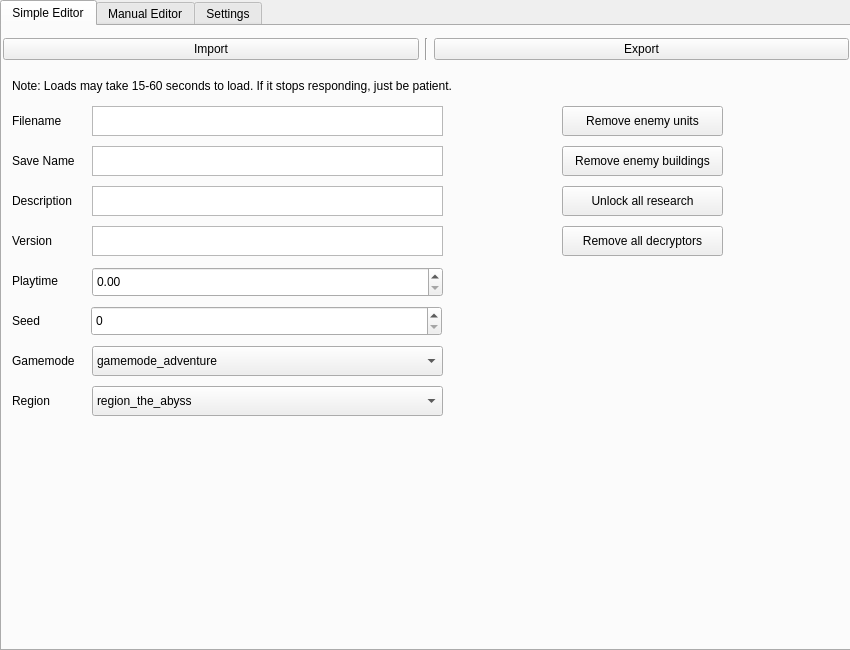
Femboy-Airlines/VecEdit, file main_window.ui: the form before one commit.
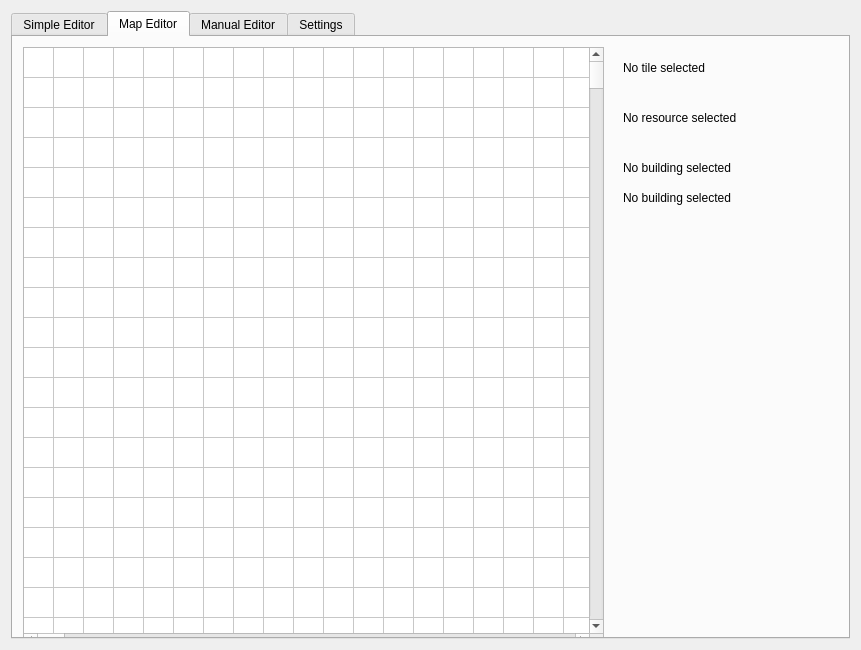
The form after the commit. The open tabs and pages were chosen to show the change.

Commit message: Created framework for map editor

Patch:
```diff
--- a/main_window.ui
+++ b/main_window.ui
@@ -6,7 +6,7 @@
    <rect>
     <x>0</x>
     <y>0</y>
-    <width>850</width>
+    <width>861</width>
     <height>650</height>
    </rect>
   </property>
@@ -19,15 +19,9 @@
   <property name="windowTitle">
    <string>Form</string>
   </property>
+  <layout class="QGridLayout" name="gridLayout">
+   <item row="0" column="0">
   <widget class="QTabWidget" name="Tabs">
-   <property name="geometry">
-    <rect>
-     <x>0</x>
-     <y>0</y>
-     <width>851</width>
-     <height>651</height>
-    </rect>
-   </property>
    <property name="currentIndex">
     <number>0</number>
    </property>
@@ -192,9 +186,9 @@
     <widget class="QWidget" name="gridLayoutWidget">
      <property name="geometry">
       <rect>
-       <x>1</x>
+         <x>-1</x>
        <y>8</y>
-       <width>846</width>
+         <width>831</width>
        <height>31</height>
       </rect>
      </property>
@@ -347,6 +341,1067 @@
      </property>
     </widget>
    </widget>
+     <widget class="QWidget" name="MapTab">
+      <attribute name="title">
+       <string>Map Editor</string>
+      </attribute>
+      <widget class="QWidget" name="infoDisplay" native="true">
+       <property name="geometry">
+        <rect>
+         <x>600</x>
+         <y>0</y>
+         <width>221</width>
+         <height>611</height>
+        </rect>
+       </property>
+       <widget class="QLabel" name="buildingDisplay">
+        <property name="geometry">
+         <rect>
+          <x>10</x>
+          <y>120</y>
+          <width>161</width>
+          <height>21</height>
+         </rect>
+        </property>
+        <property name="text">
+         <string>No building selected</string>
+        </property>
+       </widget>
+       <widget class="QLabel" name="coordsDisplay">
+        <property name="geometry">
+         <rect>
+          <x>10</x>
+          <y>20</y>
+          <width>161</width>
+          <height>21</height>
+         </rect>
+        </property>
+        <property name="text">
+         <string>No tile selected</string>
+        </property>
+       </widget>
+       <widget class="QLabel" name="resourceDisplay">
+        <property name="geometry">
+         <rect>
+          <x>10</x>
+          <y>70</y>
+          <width>161</width>
+          <height>21</height>
+         </rect>
+        </property>
+        <property name="text">
+         <string>No resource selected</string>
+        </property>
+       </widget>
+       <widget class="QLabel" name="factionDisplay">
+        <property name="geometry">
+         <rect>
+          <x>10</x>
+          <y>150</y>
+          <width>161</width>
+          <height>21</height>
+         </rect>
+        </property>
+        <property name="text">
+         <string>No building selected</string>
+        </property>
+       </widget>
+      </widget>
+      <widget class="QTableWidget" name="mapTable">
+       <property name="geometry">
+        <rect>
+         <x>10</x>
+         <y>10</y>
+         <width>581</width>
+         <height>601</height>
+        </rect>
+       </property>
+       <property name="dragEnabled">
+        <bool>true</bool>
+       </property>
+       <property name="rowCount">
+        <number>480</number>
+       </property>
+       <property name="columnCount">
+        <number>480</number>
+       </property>
+       <attribute name="horizontalHeaderVisible">
+        <bool>false</bool>
+       </attribute>
+       <attribute name="horizontalHeaderDefaultSectionSize">
+        <number>30</number>
+       </attribute>
+       <attribute name="horizontalHeaderMinimumSectionSize">
+        <number>5</number>
+       </attribute>
+       <attribute name="verticalHeaderVisible">
+        <bool>false</bool>
+       </attribute>
+       <attribute name="verticalHeaderMinimumSectionSize">
+        <number>5</number>
+       </attribute>
+       <row/>
+       <row/>
+       <row/>
+       <row/>
+       <row/>
+       <row/>
+       <row/>
+       <row/>
+       <row/>
+       <row/>
+       <row/>
+       <row/>
+       <row/>
+       <row/>
+       <row/>
+       <row/>
+       <row/>
+       <row/>
+       <row/>
+       <row/>
+       <row/>
+       <row/>
+       <row/>
+       <row/>
+       <row/>
+       <row/>
+       <row/>
+       <row/>
+       <row/>
+       <row/>
+       <row/>
+       <row/>
+       <row/>
+       <row/>
+       <row/>
+       <row/>
+       <row/>
+       <row/>
+       <row/>
+       <row/>
+       <row/>
+       <row/>
+       <row/>
+       <row/>
+       <row/>
+       <row/>
+       <row/>
+       <row/>
+       <row/>
+       <row/>
+       <row/>
+       <row/>
+       <row/>
+       <row/>
+       <row/>
+       <row/>
+       <row/>
+       <row/>
+       <row/>
+       <row/>
+       <row/>
+       <row/>
+       <row/>
+       <row/>
+       <row/>
+       <row/>
+       <row/>
+       <row/>
+       <row/>
+       <row/>
+       <row/>
+       <row/>
+       <row/>
+       <row/>
+       <row/>
+       <row/>
+       <row/>
+       <row/>
+       <row/>
+       <row/>
+       <row/>
+       <row/>
+       <row/>
+       <row/>
+       <row/>
+       <row/>
+       <row/>
+       <row/>
+       <row/>
+       <row/>
+       <row/>
+       <row/>
+       <row/>
+       <row/>
+       <row/>
+       <row/>
+       <row/>
+       <row/>
+       <row/>
+       <row/>
+       <row/>
+       <row/>
+       <row/>
+       <row/>
+       <row/>
+       <row/>
+       <row/>
+       <row/>
+       <row/>
+       <row/>
+       <row/>
+       <row/>
+       <row/>
+       <row/>
+       <row/>
+       <row/>
+       <row/>
+       <row/>
+       <row/>
+       <row/>
+       <row/>
+       <row/>
+       <row/>
+       <row/>
+       <row/>
+       <row/>
+       <row/>
+       <row/>
+       <row/>
+       <row/>
+       <row/>
+       <row/>
+       <row/>
+       <row/>
+       <row/>
+       <row/>
+       <row/>
+       <row/>
+       <row/>
+       <row/>
+       <row/>
+       <row/>
+       <row/>
+       <row/>
+       <row/>
+       <row/>
+       <row/>
+       <row/>
+       <row/>
+       <row/>
+       <row/>
+       <row/>
+       <row/>
+       <row/>
+       <row/>
+       <row/>
+       <row/>
+       <row/>
+       <row/>
+       <row/>
+       <row/>
+       <row/>
+       <row/>
+       <row/>
+       <row/>
+       <row/>
+       <row/>
+       <row/>
+       <row/>
+       <row/>
+       <row/>
+       <row/>
+       <row/>
+       <row/>
+       <row/>
+       <row/>
+       <row/>
+       <row/>
+       <row/>
+       <row/>
+       <row/>
+       <row/>
+       <row/>
+       <row/>
+       <row/>
+       <row/>
+       <row/>
+       <row/>
+       <row/>
+       <row/>
+       <row/>
+       <row/>
+       <row/>
+       <row/>
+       <row/>
+       <row/>
+       <row/>
+       <row/>
+       <row/>
+       <row/>
+       <row/>
+       <row/>
+       <row/>
+       <row/>
+       <row/>
+       <row/>
+       <row/>
+       <row/>
+       <row/>
+       <row/>
+       <row/>
+       <row/>
+       <row/>
+       <row/>
+       <row/>
+       <row/>
+       <row/>
+       <row/>
+       <row/>
+       <row/>
+       <row/>
+       <row/>
+       <row/>
+       <row/>
+       <row/>
+       <row/>
+       <row/>
+       <row/>
+       <row/>
+       <row/>
+       <row/>
+       <row/>
+       <row/>
+       <row/>
+       <row/>
+       <row/>
+       <row/>
+       <row/>
+       <row/>
+       <row/>
+       <row/>
+       <row/>
+       <row/>
+       <row/>
+       <row/>
+       <row/>
+       <row/>
+       <row/>
+       <row/>
+       <row/>
+       <row/>
+       <row/>
+       <row/>
+       <row/>
+       <row/>
+       <row/>
+       <row/>
+       <row/>
+       <row/>
+       <row/>
+       <row/>
+       <row/>
+       <row/>
+       <row/>
+       <row/>
+       <row/>
+       <row/>
+       <row/>
+       <row/>
+       <row/>
+       <row/>
+       <row/>
+       <row/>
+       <row/>
+       <row/>
+       <row/>
+       <row/>
+       <row/>
+       <row/>
+       <row/>
+       <row/>
+       <row/>
+       <row/>
+       <row/>
+       <row/>
+       <row/>
+       <row/>
+       <row/>
+       <row/>
+       <row/>
+       <row/>
+       <row/>
+       <row/>
+       <row/>
+       <row/>
+       <row/>
+       <row/>
+       <row/>
+       <row/>
+       <row/>
+       <row/>
+       <row/>
+       <row/>
+       <row/>
+       <row/>
+       <row/>
+       <row/>
+       <row/>
+       <row/>
+       <row/>
+       <row/>
+       <row/>
+       <row/>
+       <row/>
+       <row/>
+       <row/>
+       <row/>
+       <row/>
+       <row/>
+       <row/>
+       <row/>
+       <row/>
+       <row/>
+       <row/>
+       <row/>
+       <row/>
+       <row/>
+       <row/>
+       <row/>
+       <row/>
+       <row/>
+       <row/>
+       <row/>
+       <row/>
+       <row/>
+       <row/>
+       <row/>
+       <row/>
+       <row/>
+       <row/>
+       <row/>
+       <row/>
+       <row/>
+       <row/>
+       <row/>
+       <row/>
+       <row/>
+       <row/>
+       <row/>
+       <row/>
+       <row/>
+       <row/>
+       <row/>
+       <row/>
+       <row/>
+       <row/>
+       <row/>
+       <row/>
+       <row/>
+       <row/>
+       <row/>
+       <row/>
+       <row/>
+       <row/>
+       <row/>
+       <row/>
+       <row/>
+       <row/>
+       <row/>
+       <row/>
+       <row/>
+       <row/>
+       <row/>
+       <row/>
+       <row/>
+       <row/>
+       <row/>
+       <row/>
+       <row/>
+       <row/>
+       <row/>
+       <row/>
+       <row/>
+       <row/>
+       <row/>
+       <row/>
+       <row/>
+       <row/>
+       <row/>
+       <row/>
+       <row/>
+       <row/>
+       <row/>
+       <row/>
+       <row/>
+       <row/>
+       <row/>
+       <row/>
+       <row/>
+       <row/>
+       <row/>
+       <row/>
+       <row/>
+       <row/>
+       <row/>
+       <row/>
+       <row/>
+       <row/>
+       <row/>
+       <row/>
+       <row/>
+       <row/>
+       <row/>
+       <row/>
+       <row/>
+       <row/>
+       <row/>
+       <row/>
+       <row/>
+       <row/>
+       <row/>
+       <row/>
+       <row/>
+       <row/>
+       <row/>
+       <row/>
+       <row/>
+       <row/>
+       <row/>
+       <row/>
+       <row/>
+       <row/>
+       <row/>
+       <row/>
+       <row/>
+       <row/>
+       <row/>
+       <row/>
+       <row/>
+       <row/>
+       <row/>
+       <row/>
+       <row/>
+       <row/>
+       <row/>
+       <row/>
+       <row/>
+       <row/>
+       <row/>
+       <row/>
+       <row/>
+       <row/>
+       <row/>
+       <row/>
+       <row/>
+       <row/>
+       <row/>
+       <row/>
+       <row/>
+       <row/>
+       <row/>
+       <row/>
+       <row/>
+       <row/>
+       <row/>
+       <row/>
+       <row/>
+       <row/>
+       <row/>
+       <row/>
+       <row/>
+       <row/>
+       <row/>
+       <row/>
+       <row/>
+       <row/>
+       <row/>
+       <row/>
+       <row/>
+       <row/>
+       <column/>
+       <column/>
+       <column/>
+       <column/>
+       <column/>
+       <column/>
+       <column/>
+       <column/>
+       <column/>
+       <column/>
+       <column/>
+       <column/>
+       <column/>
+       <column/>
+       <column/>
+       <column/>
+       <column/>
+       <column/>
+       <column/>
+       <column/>
+       <column/>
+       <column/>
+       <column/>
+       <column/>
+       <column/>
+       <column/>
+       <column/>
+       <column/>
+       <column/>
+       <column/>
+       <column/>
+       <column/>
+       <column/>
+       <column/>
+       <column/>
+       <column/>
+       <column/>
+       <column/>
+       <column/>
+       <column/>
+       <column/>
+       <column/>
+       <column/>
+       <column/>
+       <column/>
+       <column/>
+       <column/>
+       <column/>
+       <column/>
+       <column/>
+       <column/>
+       <column/>
+       <column/>
+       <column/>
+       <column/>
+       <column/>
+       <column/>
+       <column/>
+       <column/>
+       <column/>
+       <column/>
+       <column/>
+       <column/>
+       <column/>
+       <column/>
+       <column/>
+       <column/>
+       <column/>
+       <column/>
+       <column/>
+       <column/>
+       <column/>
+       <column/>
+       <column/>
+       <column/>
+       <column/>
+       <column/>
+       <column/>
+       <column/>
+       <column/>
+       <column/>
+       <column/>
+       <column/>
+       <column/>
+       <column/>
+       <column/>
+       <column/>
+       <column/>
+       <column/>
+       <column/>
+       <column/>
+       <column/>
+       <column/>
+       <column/>
+       <column/>
+       <column/>
+       <column/>
+       <column/>
+       <column/>
+       <column/>
+       <column/>
+       <column/>
+       <column/>
+       <column/>
+       <column/>
+       <column/>
+       <column/>
+       <column/>
+       <column/>
+       <column/>
+       <column/>
+       <column/>
+       <column/>
+       <column/>
+       <column/>
+       <column/>
+       <column/>
+       <column/>
+       <column/>
+       <column/>
+       <column/>
+       <column/>
+       <column/>
+       <column/>
+       <column/>
+       <column/>
+       <column/>
+       <column/>
+       <column/>
+       <column/>
+       <column/>
+       <column/>
+       <column/>
+       <column/>
+       <column/>
+       <column/>
+       <column/>
+       <column/>
+       <column/>
+       <column/>
+       <column/>
+       <column/>
+       <column/>
+       <column/>
+       <column/>
+       <column/>
+       <column/>
+       <column/>
+       <column/>
+       <column/>
+       <column/>
+       <column/>
+       <column/>
+       <column/>
+       <column/>
+       <column/>
+       <column/>
+       <column/>
+       <column/>
+       <column/>
+       <column/>
+       <column/>
+       <column/>
+       <column/>
+       <column/>
+       <column/>
+       <column/>
+       <column/>
+       <column/>
+       <column/>
+       <column/>
+       <column/>
+       <column/>
+       <column/>
+       <column/>
+       <column/>
+       <column/>
+       <column/>
+       <column/>
+       <column/>
+       <column/>
+       <column/>
+       <column/>
+       <column/>
+       <column/>
+       <column/>
+       <column/>
+       <column/>
+       <column/>
+       <column/>
+       <column/>
+       <column/>
+       <column/>
+       <column/>
+       <column/>
+       <column/>
+       <column/>
+       <column/>
+       <column/>
+       <column/>
+       <column/>
+       <column/>
+       <column/>
+       <column/>
+       <column/>
+       <column/>
+       <column/>
+       <column/>
+       <column/>
+       <column/>
+       <column/>
+       <column/>
+       <column/>
+       <column/>
+       <column/>
+       <column/>
+       <column/>
+       <column/>
+       <column/>
+       <column/>
+       <column/>
+       <column/>
+       <column/>
+       <column/>
+       <column/>
+       <column/>
+       <column/>
+       <column/>
+       <column/>
+       <column/>
+       <column/>
+       <column/>
+       <column/>
+       <column/>
+       <column/>
+       <column/>
+       <column/>
+       <column/>
+       <column/>
+       <column/>
+       <column/>
+       <column/>
+       <column/>
+       <column/>
+       <column/>
+       <column/>
+       <column/>
+       <column/>
+       <column/>
+       <column/>
+       <column/>
+       <column/>
+       <column/>
+       <column/>
+       <column/>
+       <column/>
+       <column/>
+       <column/>
+       <column/>
+       <column/>
+       <column/>
+       <column/>
+       <column/>
+       <column/>
+       <column/>
+       <column/>
+       <column/>
+       <column/>
+       <column/>
+       <column/>
+       <column/>
+       <column/>
+       <column/>
+       <column/>
+       <column/>
+       <column/>
+       <column/>
+       <column/>
+       <column/>
+       <column/>
+       <column/>
+       <column/>
+       <column/>
+       <column/>
+       <column/>
+       <column/>
+       <column/>
+       <column/>
+       <column/>
+       <column/>
+       <column/>
+       <column/>
+       <column/>
+       <column/>
+       <column/>
+       <column/>
+       <column/>
+       <column/>
+       <column/>
+       <column/>
+       <column/>
+       <column/>
+       <column/>
+       <column/>
+       <column/>
+       <column/>
+       <column/>
+       <column/>
+       <column/>
+       <column/>
+       <column/>
+       <column/>
+       <column/>
+       <column/>
+       <column/>
+       <column/>
+       <column/>
+       <column/>
+       <column/>
+       <column/>
+       <column/>
+       <column/>
+       <column/>
+       <column/>
+       <column/>
+       <column/>
+       <column/>
+       <column/>
+       <column/>
+       <column/>
+       <column/>
+       <column/>
+       <column/>
+       <column/>
+       <column/>
+       <column/>
+       <column/>
+       <column/>
+       <column/>
+       <column/>
+       <column/>
+       <column/>
+       <column/>
+       <column/>
+       <column/>
+       <column/>
+       <column/>
+       <column/>
+       <column/>
+       <column/>
+       <column/>
+       <column/>
+       <column/>
+       <column/>
+       <column/>
+       <column/>
+       <column/>
+       <column/>
+       <column/>
+       <column/>
+       <column/>
+       <column/>
+       <column/>
+       <column/>
+       <column/>
+       <column/>
+       <column/>
+       <column/>
+       <column/>
+       <column/>
+       <column/>
+       <column/>
+       <column/>
+       <column/>
+       <column/>
+       <column/>
+       <column/>
+       <column/>
+       <column/>
+       <column/>
+       <column/>
+       <column/>
+       <column/>
+       <column/>
+       <column/>
+       <column/>
+       <column/>
+       <column/>
+       <column/>
+       <column/>
+       <column/>
+       <column/>
+       <column/>
+       <column/>
+       <column/>
+       <column/>
+       <column/>
+       <column/>
+       <column/>
+       <column/>
+       <column/>
+       <column/>
+       <column/>
+       <column/>
+       <column/>
+       <column/>
+       <column/>
+       <column/>
+       <column/>
+       <column/>
+       <column/>
+       <column/>
+       <column/>
+       <column/>
+       <column/>
+       <column/>
+       <column/>
+       <column/>
+       <column/>
+       <column/>
+       <column/>
+       <column/>
+       <column/>
+       <column/>
+       <column/>
+       <column/>
+       <column/>
+       <column/>
+       <column/>
+       <column/>
+       <column/>
+       <column/>
+       <column/>
+       <column/>
+       <column/>
+       <column/>
+       <column/>
+       <column/>
+       <column/>
+       <column/>
+       <column/>
+       <column/>
+       <column/>
+       <column/>
+       <column/>
+       <column/>
+       <column/>
+       <column/>
+       <column/>
+       <column/>
+       <column/>
+       <column/>
+       <column/>
+       <column/>
+       <column/>
+       <column/>
+       <column/>
+       <column/>
+       <column/>
+       <column/>
+       <column/>
+       <column/>
+       <column/>
+       <column/>
+       <column/>
+       <column/>
+       <column/>
+       <column/>
+       <column/>
+       <column/>
+       <column/>
+       <column/>
+       <column/>
+       <column/>
+       <column/>
+       <column/>
+       <column/>
+       <column/>
+       <column/>
+       <column/>
+      </widget>
+     </widget>
    <widget class="QWidget" name="ManualEditorTab">
     <attribute name="title">
      <string>Manual Editor</string>
@@ -381,6 +1436,8 @@
     </widget>
    </widget>
   </widget>
+   </item>
+  </layout>
  </widget>
  <tabstops>
   <tabstop>Tabs</tabstop>
```
Lines whose indentation alone changed are shown as unchanged. The commit also changes 3 other files.
